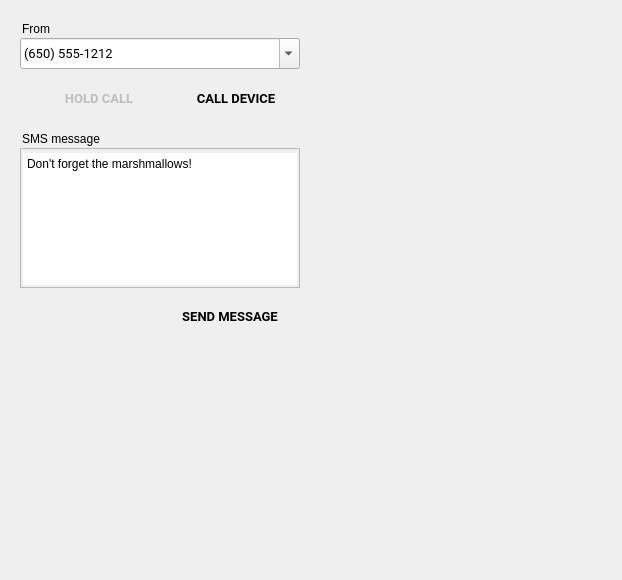
First picture: the form in android/android-emu/android/skin/qt/extended-pages/telephony-page.ui, repository aosp-mirror/platform_external_qemu, before the edit.
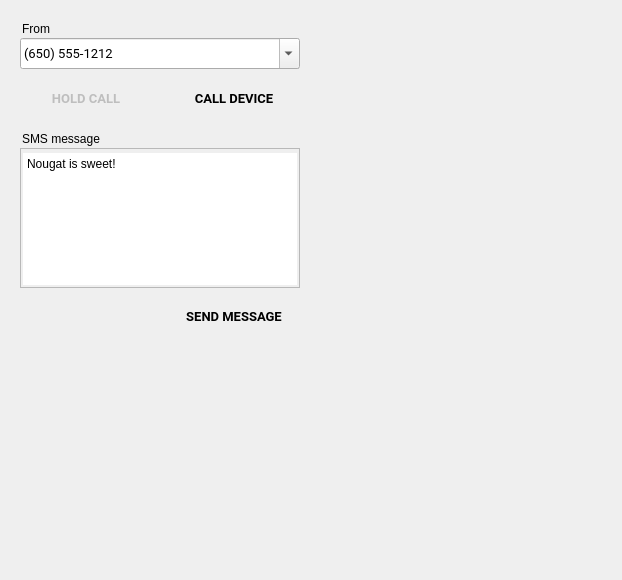
Second picture: the form after the edit. Icons and pictures are not drawn. Custom widgets are drawn as their Qt base class.

What changed in the file:
```diff
--- a/android/android-emu/android/skin/qt/extended-pages/telephony-page.ui
+++ b/android/android-emu/android/skin/qt/extended-pages/telephony-page.ui
@@ -26,7 +26,7 @@
     <string notr="true">padding: 4px 2px 2px 2px;</string>
    </property>
    <property name="plainText">
-    <string>Don't forget the marshmallows!</string>
+    <string>Nougat is sweet!</string>
    </property>
    <property name="ColorGroup" stdset="0">
     <string>SmsBox</string>
@@ -57,9 +57,9 @@
   <widget class="RaisedMaterialButton" name="tel_startEndButton">
    <property name="geometry">
     <rect>
-     <x>172</x>
+     <x>168</x>
      <y>80</y>
-     <width>128</width>
+     <width>132</width>
      <height>36</height>
     </rect>
    </property>
@@ -81,6 +81,12 @@
     <iconset resource="../resources.qrc">
      <normaloff>:/light/phone_button</normaloff>:/light/phone_button</iconset>
    </property>
+   <property name="iconSize">
+    <size>
+     <width>20</width>
+     <height>20</height>
+    </size>
+   </property>
    <property name="flat">
     <bool>true</bool>
    </property>
@@ -135,9 +141,9 @@
   <widget class="RaisedMaterialButton" name="sms_sendButton">
    <property name="geometry">
     <rect>
-     <x>160</x>
+     <x>168</x>
      <y>298</y>
-     <width>140</width>
+     <width>132</width>
      <height>36</height>
     </rect>
    </property>
@@ -156,6 +162,12 @@
     <iconset resource="../resources.qrc">
      <normaloff>:/dark/send</normaloff>:/dark/send</iconset>
    </property>
+   <property name="iconSize">
+    <size>
+     <width>20</width>
+     <height>20</height>
+    </size>
+   </property>
    <property name="flat">
     <bool>true</bool>
    </property>
@@ -175,9 +187,9 @@
    </property>
    <property name="geometry">
     <rect>
-     <x>40</x>
+     <x>20</x>
      <y>80</y>
-     <width>118</width>
+     <width>132</width>
      <height>36</height>
     </rect>
    </property>
@@ -200,6 +212,12 @@
      <normaloff>:/light/phone_paused</normaloff>
      <disabledoff>:/light/phone_paused_disabled</disabledoff>:/light/phone_paused</iconset>
    </property>
+   <property name="iconSize">
+    <size>
+     <width>20</width>
+     <height>20</height>
+    </size>
+   </property>
    <property name="flat">
     <bool>true</bool>
    </property>
```
